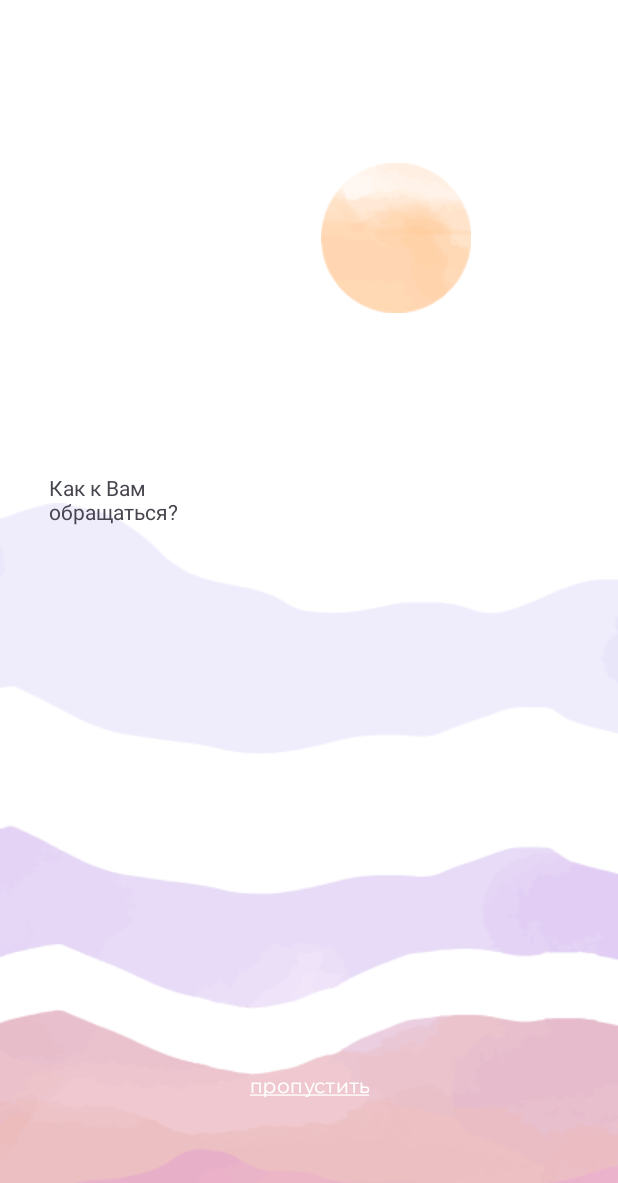
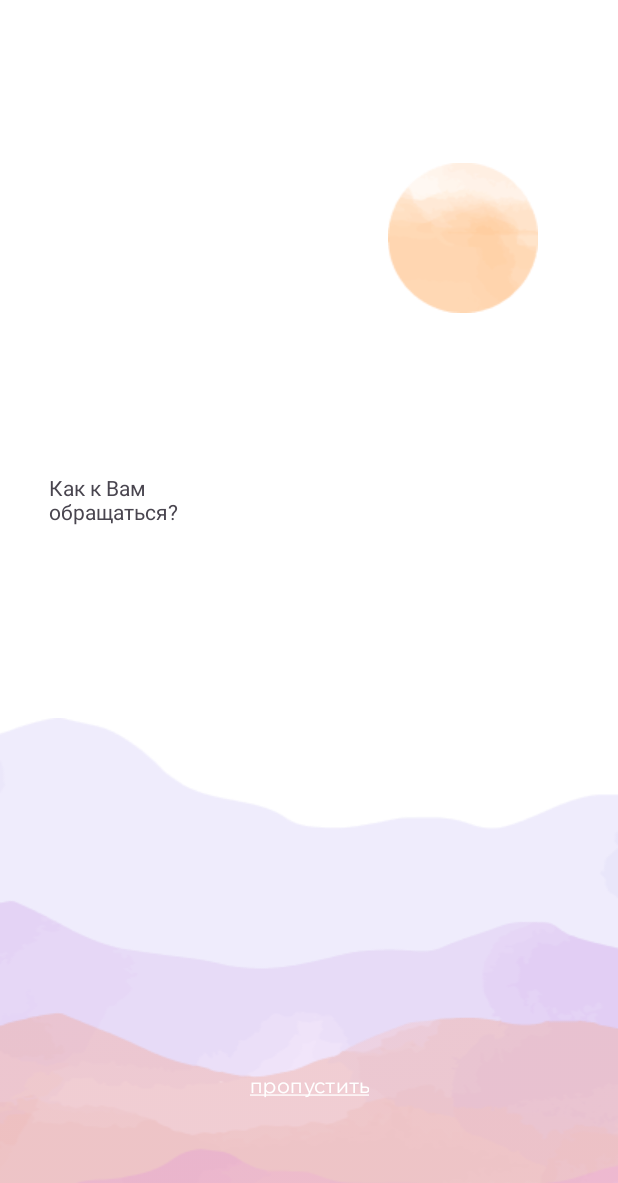
Before and after one commit to Pineapple-Practice-Mira/Android-App, an Android app: the InterNameFragment screen opened through its navigation route, on a phone screen of 412 x 824 dp. Shown: the top 1183 px of the screen. Run offline under Robolectric (Android 15) with nearby library versions, the light colour scheme and no system bars; our stand-ins replace Dagger/Hilt's generated code.

Commit message:
Анимация: Наступает утро и встает Солнце Освещает горы сверху вниз

```diff
--- a/app/src/main/java/site/pnpl/mira/ui/greeting/fragments/InterNameFragment.kt
+++ b/app/src/main/java/site/pnpl/mira/ui/greeting/fragments/InterNameFragment.kt
@@ -55,13 +55,20 @@ class InterNameFragment : Fragment() {
 
     fun sunAnim() = with(binding) {
         val sunAnim = ObjectAnimator.ofFloat(sun, View.TRANSLATION_X, 500f,-100f)
-        sunAnim.duration = 2000
+        sunAnim.duration = 3000
+        val nightAnim = ObjectAnimator.ofFloat(interName, View.ALPHA, 0.5f,1f)
+        nightAnim.duration = 500
 
-        val nightAnim = ObjectAnimator.ofFloat(mountain1, View.ALPHA, 0f,1f)
-        nightAnim.duration = 2000
+        val mountAnim1 = ObjectAnimator.ofFloat(mountain1, View.ALPHA, 0.3f,1f)
+        mountAnim1.duration = 3000
+        val mountAnim2 = ObjectAnimator.ofFloat(mountain2, View.ALPHA, 0.3f,1f)
+        mountAnim2.duration = 2000
+        val mountAnim3 = ObjectAnimator.ofFloat(mountain3, View.ALPHA, 0.3f,1f)
+        mountAnim3.duration = 1000
 
         val animatorSun = AnimatorSet()
-        animatorSun.playTogether(sunAnim, nightAnim)
+        animatorSun.playTogether(sunAnim, nightAnim,mountAnim3,mountAnim2,mountAnim1)
         animatorSun.start()
+
     }
 }
--- a/app/src/main/res/layout/fragment_inter_name.xml
+++ b/app/src/main/res/layout/fragment_inter_name.xml
@@ -2,6 +2,7 @@
 <androidx.constraintlayout.widget.ConstraintLayout
     xmlns:android="http://schemas.android.com/apk/res/android"
     xmlns:app="http://schemas.android.com/apk/res-auto"
+    android:id="@+id/inter_name"
     android:background="@color/white"
     android:layout_width="match_parent"
     android:layout_height="match_parent">
@@ -20,20 +21,24 @@
         android:id="@+id/mountain2"
         android:layout_width="match_parent"
         android:layout_height="wrap_content"
+        android:layout_marginBottom="105dp"
         android:scaleType="fitXY"
         android:src="@drawable/mountain2"
-        app:layout_constraintBottom_toTopOf="@+id/mountain1"
+        app:layout_constraintBottom_toBottomOf="parent"
         app:layout_constraintEnd_toEndOf="parent"
+        app:layout_constraintHorizontal_bias="0.0"
         app:layout_constraintStart_toStartOf="parent" />
 
     <ImageView
         android:id="@+id/mountain3"
         android:layout_width="match_parent"
         android:layout_height="wrap_content"
+        android:layout_marginBottom="30dp"
         android:scaleType="fitXY"
         android:src="@drawable/mountain3"
-        app:layout_constraintBottom_toTopOf="@+id/mountain2"
+        app:layout_constraintBottom_toBottomOf="@+id/mountain2"
         app:layout_constraintEnd_toEndOf="parent"
+        app:layout_constraintHorizontal_bias="0.0"
         app:layout_constraintStart_toStartOf="parent" />
 
     <ImageView
```
